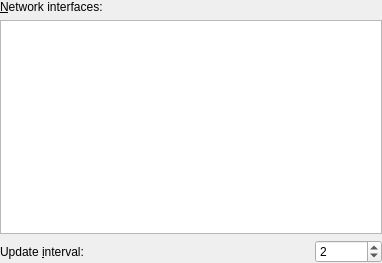
mgottschlag/kwin-tiling, file plasma/applets/system-monitor/net-config.ui: the form before one commit.
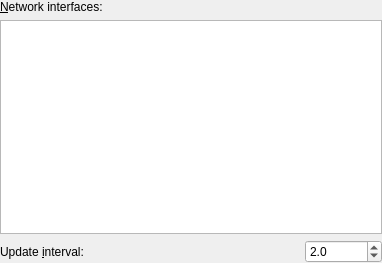
The form after the commit. Custom widgets are drawn as their Qt base class.

Commit message: Does not add complexity to config dialog so implementing this after all. Allow sub second updates. BUG:178420

```diff
--- a/plasma/applets/system-monitor/net-config.ui
+++ b/plasma/applets/system-monitor/net-config.ui
@@ -66,15 +66,18 @@
       </spacer>
      </item>
      <item>
-      <widget class="KIntSpinBox" name="intervalSpinBox">
-       <property name="minimum">
+      <widget class="QDoubleSpinBox" name="intervalSpinBox">
+       <property name="decimals">
         <number>1</number>
        </property>
+       <property name="minimum">
+        <double>0.100000000000000</double>
+       </property>
        <property name="maximum">
-        <number>525600</number>
+        <double>525600.000000000000000</double>
        </property>
        <property name="value">
-        <number>2</number>
+        <double>2.000000000000000</double>
        </property>
       </widget>
      </item>
@@ -82,13 +85,6 @@
    </item>
   </layout>
  </widget>
- <customwidgets>
-  <customwidget>
-   <class>KIntSpinBox</class>
-   <extends>QSpinBox</extends>
-   <header>knuminput.h</header>
-  </customwidget>
- </customwidgets>
  <resources/>
  <connections/>
 </ui>
```
The commit also changes 7 other files.
